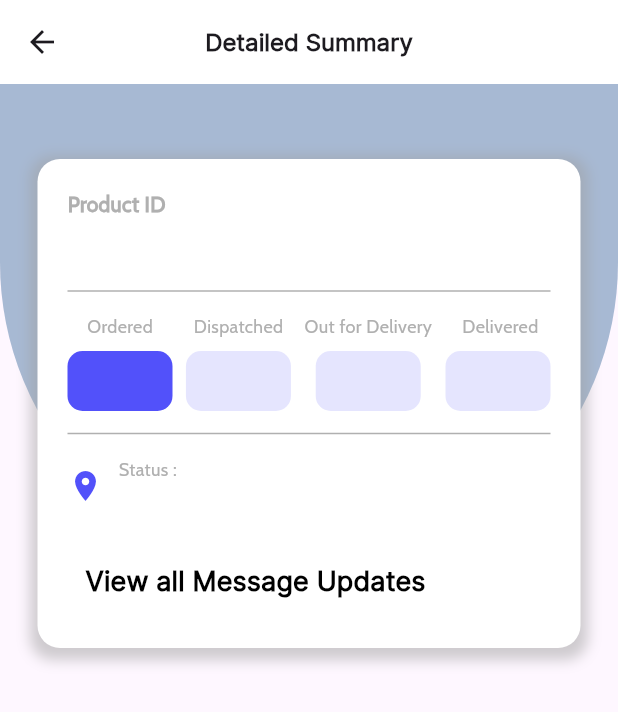
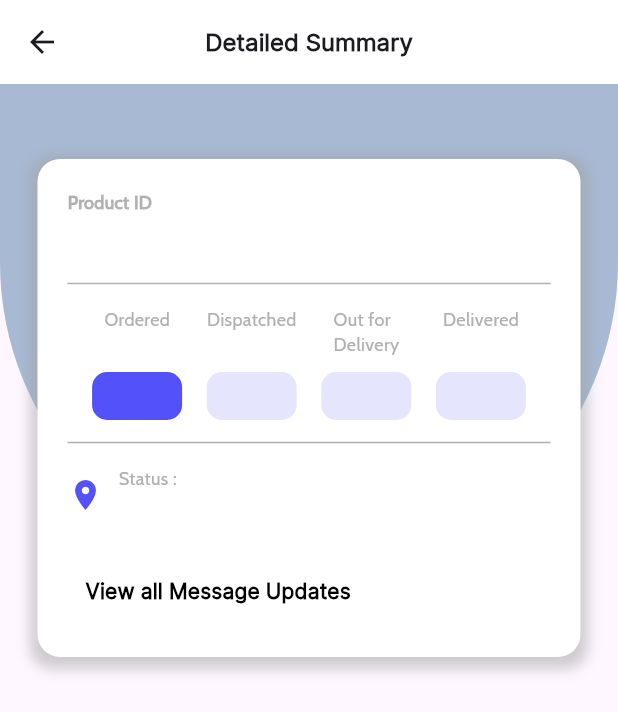
Before and after one commit to hardikkalia/dass-project, a Flutter app: the DetailedScreen screen opened directly with empty values, on a phone screen of 412 x 824 dp. Shown: the top 712 px of the screen. Run offline on Flutter 3.47's test engine with Material 3 defaults, Android fonts, the light colour scheme and no system bars; our stand-ins replace permission_handler, pin_code_fields, shared_preferences; missing offline and left inert: sms_advanced; accounts and stored records are empty.

Commit message:
Bar alligned

```diff
--- a/code/cart_genie/lib/features/cart/widgets/details.dart
+++ b/code/cart_genie/lib/features/cart/widgets/details.dart
@@ -20,7 +20,7 @@ class Details extends StatefulWidget {
   final List<Messages> messages;
 
   const Details({
-    super.key,
+    Key? key,
     required this.product,
     required this.delivery,
     required this.status,
@@ -31,7 +31,7 @@ class Details extends StatefulWidget {
     required this.date,
     required this.time,
     required this.messages,
-  });
+  }) : super(key: key);
 
   @override
   DetailsState createState() => DetailsState();
@@ -42,8 +42,11 @@ class DetailsState extends State<Details> {
 
   @override
   Widget build(BuildContext context) {
+    final screenWidth = MediaQuery.of(context).size.width;
+    final isSmallScreen = screenWidth < 600;
+
     return Container(
-      width: 400,
+      width: screenWidth * 1, // Use 90% of the screen width
       decoration: BoxDecoration(
         color: GlobalVariables.backgroundColor,
         borderRadius: BorderRadius.circular(15),
@@ -61,11 +64,11 @@ class DetailsState extends State<Details> {
         child: Column(
           crossAxisAlignment: CrossAxisAlignment.start,
           children: [
-            const Text(
+            Text(
               'Product ID',
               style: TextStyle(
                 fontFamily: 'Cabin',
-                fontSize: 14.0,
+                fontSize: isSmallScreen ? 12.0 : 14.0,
                 fontWeight: FontWeight.bold,
                 color: GlobalVariables.textgrey,
               ),
@@ -73,9 +76,9 @@ class DetailsState extends State<Details> {
             const SizedBox(height: 8),
             Text(
               widget.product,
-              style: const TextStyle(
+              style: TextStyle(
                 fontFamily: 'Inter',
-                fontSize: 18.0,
+                fontSize: isSmallScreen ? 16.0 : 18.0,
                 fontWeight: FontWeight.w900,
                 color: Colors.black,
               ),
@@ -86,12 +89,12 @@ class DetailsState extends State<Details> {
               height: 30,
             ),
             Row(
-              mainAxisAlignment: MainAxisAlignment.spaceBetween,
+              mainAxisAlignment: MainAxisAlignment.spaceEvenly,
               children: [
-                _buildStatusItem('Ordered', widget.colour1),
-                _buildStatusItem('Dispatched', widget.colour2),
-                _buildStatusItem('Out for Delivery', widget.colour3),
-                _buildStatusItem(' Delivered', widget.colour4),
+                _buildStatusItem('Ordered\n', widget.colour1,12),
+                _buildStatusItem('Dispatched\n', widget.colour2,12),
+                _buildStatusItem('Out for\nDelivery', widget.colour3,12),
+                _buildStatusItem('Delivered\n', widget.colour4,12),
               ],
             ),
             const Divider(
@@ -117,7 +120,7 @@ class DetailsState extends State<Details> {
                     ),
                     Text(
                       widget.status,
-                      style: const TextStyle(
+                      style: TextStyle(
                         fontFamily: 'Inter',
                         fontSize: 16.0,
                         fontWeight: FontWeight.bold,
@@ -139,16 +142,18 @@ class DetailsState extends State<Details> {
                 _mode == Mode.hide
                     ? "View all Message Updates"
                     : "Hide Message Updates",
-                style: const TextStyle(
+                style: TextStyle(
                   fontFamily: 'Inter',
-                  fontSize: 18.0,
+                  fontSize: isSmallScreen ? 14.0 : 18.0,
                   fontWeight: FontWeight.w900,
                   color: Colors.black,
                 ),
               ),
             ),
             if (_mode == Mode.display)
-              SingleChildScrollView(
+              Container(
+                height: isSmallScreen ? 200 : 300, // Adjust height for smaller screens
+                child: SingleChildScrollView(
                   child: Column(
                     children: widget.messages.map((message) {
                       return Messages(
@@ -158,29 +163,30 @@ class DetailsState extends State<Details> {
                     }).toList(),
                   ),
                 ),
+              ),
           ],
         ),
       ),
     );
   }
 
-  Widget _buildStatusItem(String label, Color color) {
+  Widget _buildStatusItem(String label, Color color, double size) {
     return Column(
       crossAxisAlignment: CrossAxisAlignment.center,
       children: [
         Text(
           label,
-          style: const TextStyle(
+          style: TextStyle(
             fontFamily: 'Cabin',
-            fontSize: 12.0,
+            fontSize: size,
             fontWeight: FontWeight.normal,
             color: GlobalVariables.textgrey,
           ),
         ),
-        const SizedBox(height: 8),
+        const SizedBox(height: 10),
         Container(
-          width: 70,
-          height: 40,
+          width: 60,
+          height: 32,
           decoration: BoxDecoration(
             color: color,
             borderRadius: BorderRadius.circular(10),
```
Lines whose indentation alone changed are shown as unchanged.
